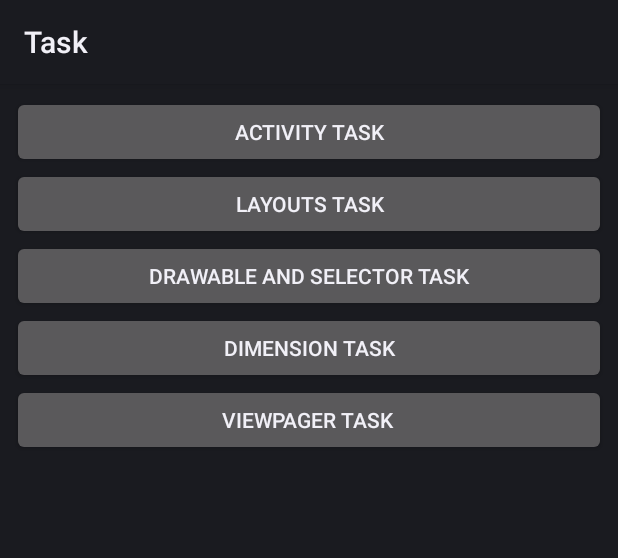
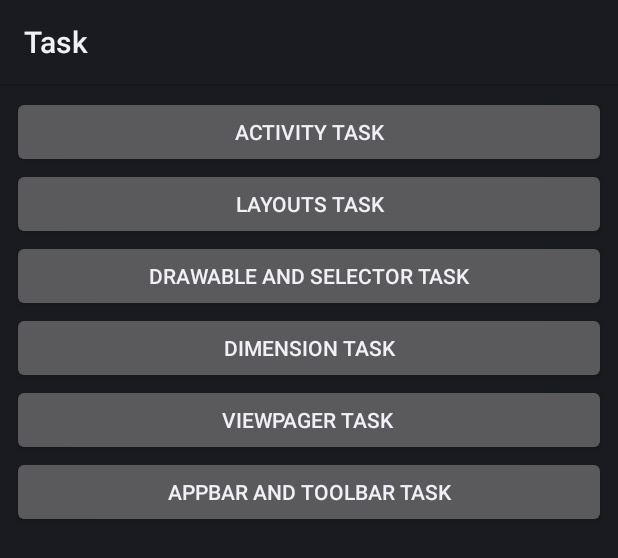
Before and after one commit to nishiket04/Mobile-Training-2025, an Android app: the layout activity_main.xml on its own in the app's theme, with its tools: preview values and no code run, on a phone screen of 412 x 824 dp. Shown: the top 558 px of the screen. Run offline under Robolectric (Android 15) with nearby library versions, the phone set to English and light mode, and no system bars.

Commit message:
Created Activity and set up button

```diff
--- a/app/src/main/AndroidManifest.xml
+++ b/app/src/main/AndroidManifest.xml
@@ -12,6 +12,9 @@
         android:supportsRtl="true"
         android:theme="@style/Theme.Task"
         tools:targetApi="31">
+        <activity
+            android:name=".appbar.AppbarToolbarActivity"
+            android:exported="false" />
         <activity
             android:name=".dimension.DimensionActivity"
             android:exported="false" />
--- a/app/src/main/res/layout/activity_main.xml
+++ b/app/src/main/res/layout/activity_main.xml
@@ -39,5 +39,11 @@
         android:layout_height="wrap_content"
         android:text="ViewPager Task "
         />
+    <Button
+        android:id="@+id/appbar_toolbar_task"
+        android:layout_width="match_parent"
+        android:layout_height="wrap_content"
+        android:text="AppBar and ToolBar Task"
+        />
 
 </LinearLayout>
```
Also changed, not shown: app/src/main/java/com/nishiket/task/MainActivity.kt (+9 -0 lines), app/src/main/java/com/nishiket/task/appbar/AppbarToolbarActivity.kt (added, +15 -0 lines), app/src/main/res/layout/activity_appbar_toolbar.xml (added, +10 -0 lines).
